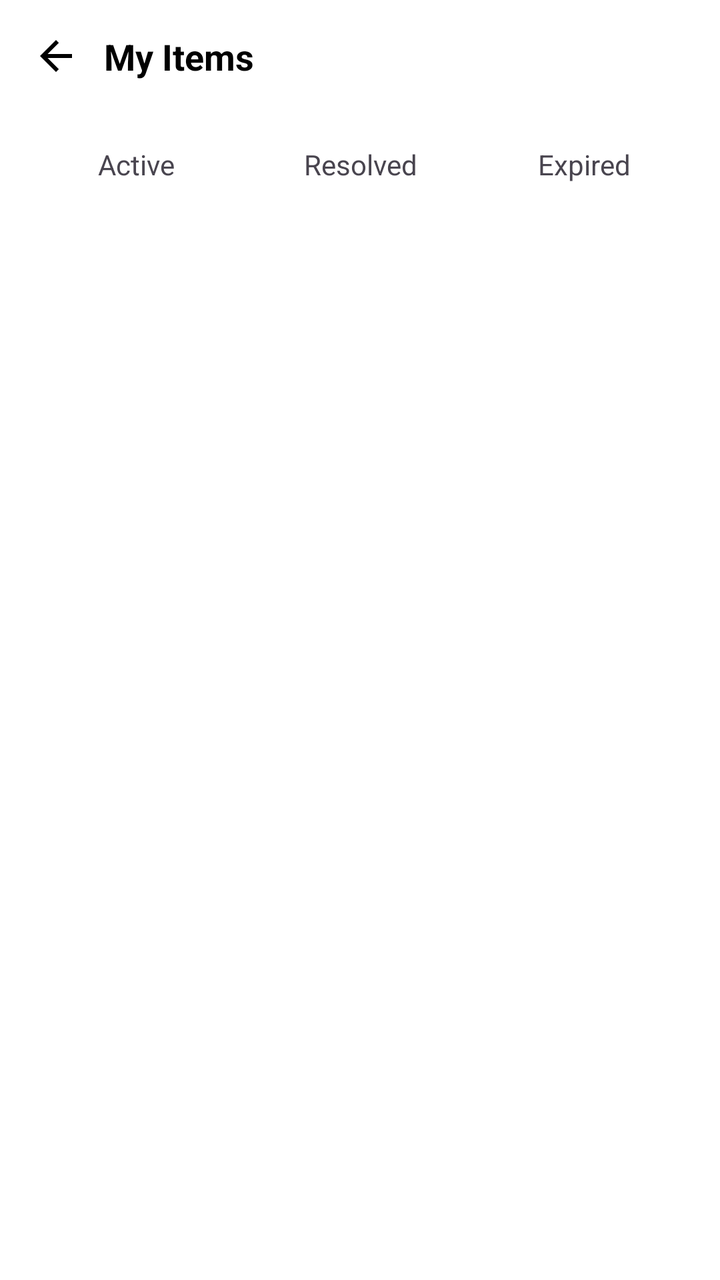
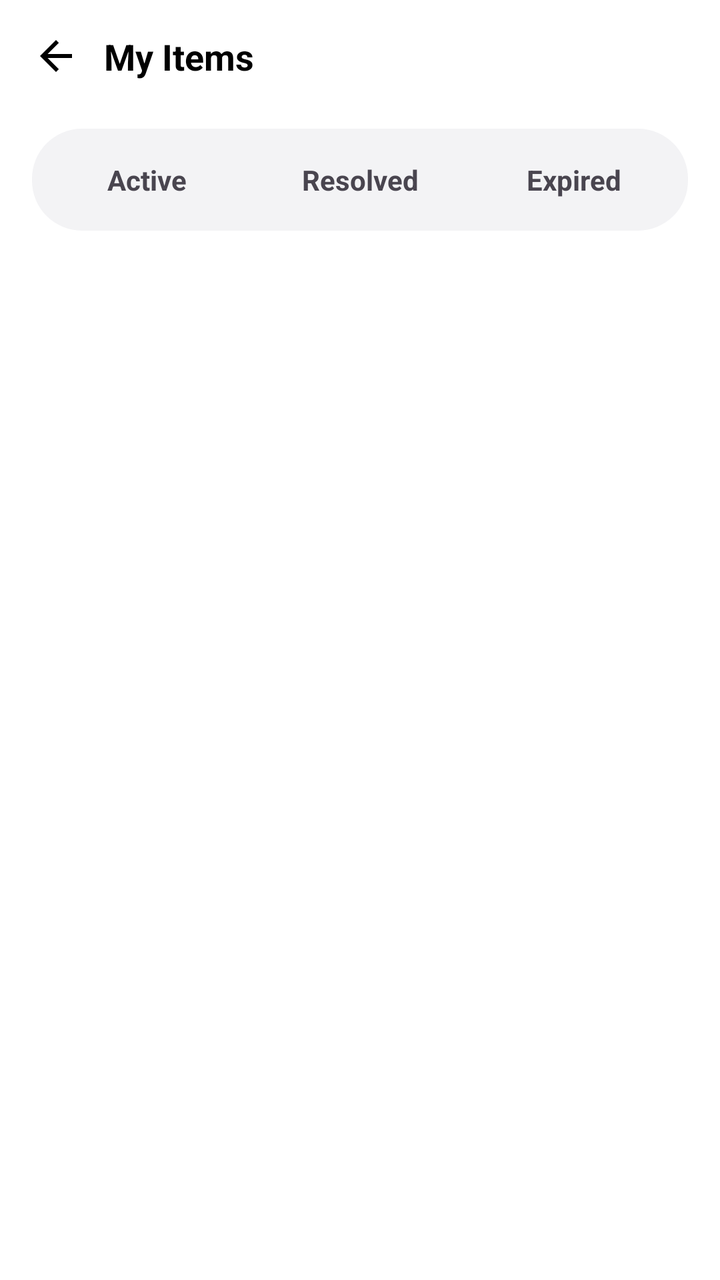

The first picture is an Android layout as it rendered before a commit; the second is the same layout after the commit. The layout source and the unified diff follow.
<!-- AndroidManifest.xml: application theme Theme.LocateMe -->
<!-- res/layout/activity_my_items.xml -->
<?xml version="1.0" encoding="utf-8"?>
<LinearLayout xmlns:android="http://schemas.android.com/apk/res/android"
    xmlns:app="http://schemas.android.com/apk/res-auto"
    android:layout_width="match_parent"
    android:layout_height="match_parent"
    android:orientation="vertical"
    android:background="@color/white">

    
    <LinearLayout
        android:layout_width="match_parent"
        android:layout_height="wrap_content"
        android:orientation="horizontal"
        android:padding="16dp"
        android:gravity="center_vertical"
        android:background="@color/white">

        
        <ImageView
            android:id="@+id/back_button"
            android:layout_width="24dp"
            android:layout_height="24dp"
            android:src="@drawable/ic_back"
            android:contentDescription="Back"/>

        <TextView
            android:layout_width="0dp"
            android:layout_height="wrap_content"
            android:layout_weight="1"
            android:text="My Items"
            android:textSize="18sp"
            android:textColor="@color/black"
            android:textStyle="bold"
            android:paddingStart="12dp"
            android:paddingEnd="12dp"/>

    </LinearLayout>

    
    <LinearLayout
        android:layout_width="match_parent"
        android:layout_height="wrap_content"
        android:orientation="horizontal"
        android:paddingStart="16dp"
        android:paddingEnd="16dp"
        android:paddingTop="8dp"
        android:paddingBottom="8dp"
        android:gravity="center">

        <TextView
            android:id="@+id/tab_active"
            android:layout_width="0dp"
            android:layout_height="36dp"
            android:layout_weight="1"
            android:text="Active"
            android:textSize="14sp"
            android:gravity="center"
            android:layout_marginEnd="4dp"
            android:paddingStart="12dp"
            android:paddingEnd="12dp"/>

        <TextView
            android:id="@+id/tab_resolved"
            android:layout_width="0dp"
            android:layout_height="36dp"
            android:layout_weight="1"
            android:text="Resolved"
            android:textSize="14sp"
            android:gravity="center"
            android:layout_marginStart="4dp"
            android:layout_marginEnd="4dp"
            android:paddingStart="12dp"
            android:paddingEnd="12dp"/>

        <TextView
            android:id="@+id/tab_expired"
            android:layout_width="0dp"
            android:layout_height="36dp"
            android:layout_weight="1"
            android:text="Expired"
            android:textSize="14sp"
            android:gravity="center"
            android:layout_marginStart="4dp"
            android:paddingStart="12dp"
            android:paddingEnd="12dp"/>

    </LinearLayout>

    
    <FrameLayout
        android:layout_width="match_parent"
        android:layout_height="match_parent">

        
        <ProgressBar
            android:id="@+id/progress_bar"
            android:layout_width="wrap_content"
            android:layout_height="wrap_content"
            android:layout_gravity="center"
            android:visibility="gone"/>

        
        <TextView
            android:id="@+id/empty_view"
            android:layout_width="wrap_content"
            android:layout_height="wrap_content"
            android:layout_gravity="center"
            android:text="No items found"
            android:textSize="16sp"
            android:textColor="@color/text_color"
            android:visibility="gone"/>

        
        <androidx.recyclerview.widget.RecyclerView
            android:id="@+id/my_items_recyclerview"
            android:layout_width="match_parent"
            android:layout_height="match_parent"
            android:padding="16dp"
            android:clipToPadding="false"/>

    </FrameLayout>

</LinearLayout>
<!-- resources referenced by this layout -->
<resources>
  <color name="black">#FF000000</color>
  <color name="text_color">#666666</color>
  <color name="white">#FFFFFFFF</color>
  <!-- drawable ic_back (drawable) -->
  <?xml version="1.0" encoding="utf-8"?>
  <vector xmlns:android="http://schemas.android.com/apk/res/android"
      android:width="24dp"
      android:height="24dp"
      android:viewportWidth="24"
      android:viewportHeight="24">
      <path
          android:fillColor="#000000"
          android:pathData="M20,11H7.83l5.59,-5.59L12,4l-8,8l8,8l1.41,-1.41L7.83,13H20V11z"/>
  </vector>
  <style name="Theme.LocateMe" parent="Base.Theme.LocateMe" />
  <style name="Base.Theme.LocateMe" parent="Theme.Material3.DayNight.NoActionBar">
          
          <item name="colorPrimary">@color/white</item>
          <item name="colorPrimaryVariant">@color/white</item>
          <item name="android:statusBarColor">@color/white</item>
          <item name="android:windowLightStatusBar">true</item>
      </style>
</resources>

<!-- the commit's change to res/layout/activity_my_items.xml (unified diff, before → after) -->
@@ -41,48 +41,45 @@
         android:layout_width="match_parent"
         android:layout_height="wrap_content"
         android:orientation="horizontal"
-        android:paddingStart="16dp"
-        android:paddingEnd="16dp"
-        android:paddingTop="8dp"
-        android:paddingBottom="8dp"
-        android:gravity="center">
+        android:background="@drawable/login_signup_background"
+        android:padding="4dp"
+        android:layout_marginStart="16dp"
+        android:layout_marginEnd="16dp"
+        android:layout_marginTop="8dp"
+        android:layout_marginBottom="16dp">
 
         <TextView
             android:id="@+id/tab_active"
             android:layout_width="0dp"
-            android:layout_height="36dp"
+            android:layout_height="wrap_content"
             android:layout_weight="1"
             android:text="Active"
             android:textSize="14sp"
             android:gravity="center"
-            android:layout_marginEnd="4dp"
-            android:paddingStart="12dp"
-            android:paddingEnd="12dp"/>
+            android:padding="12dp"
+            android:textStyle="bold"/>
 
         <TextView
             android:id="@+id/tab_resolved"
             android:layout_width="0dp"
-            android:layout_height="36dp"
+            android:layout_height="wrap_content"
             android:layout_weight="1"
             android:text="Resolved"
             android:textSize="14sp"
             android:gravity="center"
-            android:layout_marginStart="4dp"
-            android:layout_marginEnd="4dp"
-            android:paddingStart="12dp"
-            android:paddingEnd="12dp"/>
+            android:padding="12dp"
+            android:textStyle="bold"/>
 
         <TextView
             android:id="@+id/tab_expired"
             android:layout_width="0dp"
-            android:layout_height="36dp"
+            android:layout_height="wrap_content"
             android:layout_weight="1"
             android:text="Expired"
             android:textSize="14sp"
             android:gravity="center"
-            android:layout_marginStart="4dp"
-            android:paddingStart="12dp"
-            android:paddingEnd="12dp"/>
+            android:padding="12dp"
+            android:textStyle="bold"/>
 
     </LinearLayout>
 
<!-- resource entries referenced after the edit -->
@@ -14,7 +14,14 @@
           android:fillColor="#000000"
           android:pathData="M20,11H7.83l5.59,-5.59L12,4l-8,8l8,8l1.41,-1.41L7.83,13H20V11z"/>
   </vector>
+  <!-- drawable login_signup_background (drawable) -->
+  <?xml version="1.0" encoding="utf-8"?>
+  <shape xmlns:android="http://schemas.android.com/apk/res/android">
+      <solid android:color="@color/gray"/>
+      <corners android:radius="25dp"/>
+  </shape>
   <style name="Theme.LocateMe" parent="Base.Theme.LocateMe" />
+  <color name="gray">#F3F3F5</color>
   <style name="Base.Theme.LocateMe" parent="Theme.Material3.DayNight.NoActionBar">
           
           <item name="colorPrimary">@color/white</item>
